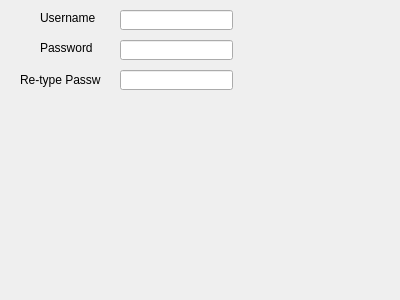
Old version of the form registerwindow.ui in the repository joshuamakar/assignment_ahmed_joshua-.
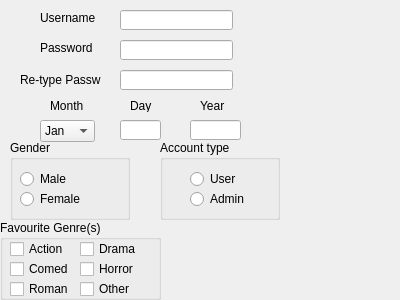
New version of the form.

Commit message: second commit(Design part)

What changed in the file:
```diff
--- a/registerwindow.ui
+++ b/registerwindow.ui
@@ -88,6 +88,304 @@
     <string>Re-type Password</string>
    </property>
   </widget>
+  <widget class="QComboBox" name="comboBox_month">
+   <property name="geometry">
+    <rect>
+     <x>40</x>
+     <y>120</y>
+     <width>55</width>
+     <height>22</height>
+    </rect>
+   </property>
+   <item>
+    <property name="text">
+     <string>Jan</string>
+    </property>
+   </item>
+   <item>
+    <property name="text">
+     <string>Feb</string>
+    </property>
+   </item>
+   <item>
+    <property name="text">
+     <string>Mar</string>
+    </property>
+   </item>
+   <item>
+    <property name="text">
+     <string>Apr</string>
+    </property>
+   </item>
+   <item>
+    <property name="text">
+     <string>May</string>
+    </property>
+   </item>
+   <item>
+    <property name="text">
+     <string>Jun</string>
+    </property>
+   </item>
+   <item>
+    <property name="text">
+     <string>Jul</string>
+    </property>
+   </item>
+   <item>
+    <property name="text">
+     <string>Aug</string>
+    </property>
+   </item>
+   <item>
+    <property name="text">
+     <string>Sep</string>
+    </property>
+   </item>
+   <item>
+    <property name="text">
+     <string>Oct</string>
+    </property>
+   </item>
+   <item>
+    <property name="text">
+     <string>Nov</string>
+    </property>
+   </item>
+   <item>
+    <property name="text">
+     <string>Dec</string>
+    </property>
+   </item>
+  </widget>
+  <widget class="QLabel" name="label_month">
+   <property name="geometry">
+    <rect>
+     <x>50</x>
+     <y>100</y>
+     <width>37</width>
+     <height>12</height>
+    </rect>
+   </property>
+   <property name="text">
+    <string>Month</string>
+   </property>
+  </widget>
+  <widget class="QLabel" name="label_day">
+   <property name="geometry">
+    <rect>
+     <x>130</x>
+     <y>100</y>
+     <width>37</width>
+     <height>12</height>
+    </rect>
+   </property>
+   <property name="text">
+    <string>Day</string>
+   </property>
+  </widget>
+  <widget class="QLabel" name="label_year">
+   <property name="geometry">
+    <rect>
+     <x>200</x>
+     <y>100</y>
+     <width>37</width>
+     <height>12</height>
+    </rect>
+   </property>
+   <property name="text">
+    <string>Year</string>
+   </property>
+  </widget>
+  <widget class="QLineEdit" name="lineEdit">
+   <property name="geometry">
+    <rect>
+     <x>190</x>
+     <y>120</y>
+     <width>51</width>
+     <height>20</height>
+    </rect>
+   </property>
+  </widget>
+  <widget class="QLineEdit" name="lineEdit_2">
+   <property name="geometry">
+    <rect>
+     <x>120</x>
+     <y>120</y>
+     <width>41</width>
+     <height>20</height>
+    </rect>
+   </property>
+  </widget>
+  <widget class="QGroupBox" name="groupBox_gender">
+   <property name="geometry">
+    <rect>
+     <x>10</x>
+     <y>140</y>
+     <width>120</width>
+     <height>80</height>
+    </rect>
+   </property>
+   <property name="title">
+    <string>Gender</string>
+   </property>
+   <widget class="QRadioButton" name="radioButton_male">
+    <property name="geometry">
+     <rect>
+      <x>10</x>
+      <y>30</y>
+      <width>69</width>
+      <height>18</height>
+     </rect>
+    </property>
+    <property name="text">
+     <string>Male</string>
+    </property>
+   </widget>
+   <widget class="QRadioButton" name="radioButton_female">
+    <property name="geometry">
+     <rect>
+      <x>10</x>
+      <y>50</y>
+      <width>69</width>
+      <height>18</height>
+     </rect>
+    </property>
+    <property name="text">
+     <string>Female</string>
+    </property>
+   </widget>
+  </widget>
+  <widget class="QGroupBox" name="groupBox_account_type">
+   <property name="geometry">
+    <rect>
+     <x>160</x>
+     <y>140</y>
+     <width>120</width>
+     <height>80</height>
+    </rect>
+   </property>
+   <property name="title">
+    <string>Account type</string>
+   </property>
+   <widget class="QRadioButton" name="radioButton_user">
+    <property name="geometry">
+     <rect>
+      <x>30</x>
+      <y>30</y>
+      <width>69</width>
+      <height>18</height>
+     </rect>
+    </property>
+    <property name="text">
+     <string>User</string>
+    </property>
+   </widget>
+   <widget class="QRadioButton" name="radioButton_admin">
+    <property name="geometry">
+     <rect>
+      <x>30</x>
+      <y>50</y>
+      <width>69</width>
+      <height>18</height>
+     </rect>
+    </property>
+    <property name="text">
+     <string>Admin</string>
+    </property>
+   </widget>
+  </widget>
+  <widget class="QGroupBox" name="groupBox_favourite">
+   <property name="geometry">
+    <rect>
+     <x>0</x>
+     <y>220</y>
+     <width>161</width>
+     <height>80</height>
+    </rect>
+   </property>
+   <property name="title">
+    <string>Favourite Genre(s)</string>
+   </property>
+   <widget class="QCheckBox" name="checkBox_action">
+    <property name="geometry">
+     <rect>
+      <x>10</x>
+      <y>20</y>
+      <width>58</width>
+      <height>18</height>
+     </rect>
+    </property>
+    <property name="text">
+     <string>Action</string>
+    </property>
+   </widget>
+   <widget class="QCheckBox" name="checkBox_drama">
+    <property name="geometry">
+     <rect>
+      <x>80</x>
+      <y>20</y>
+      <width>58</width>
+      <height>18</height>
+     </rect>
+    </property>
+    <property name="text">
+     <string>Drama</string>
+    </property>
+   </widget>
+   <widget class="QCheckBox" name="checkBox_comedy">
+    <property name="geometry">
+     <rect>
+      <x>10</x>
+      <y>40</y>
+      <width>58</width>
+      <height>18</height>
+     </rect>
+    </property>
+    <property name="text">
+     <string>Comedy</string>
+    </property>
+   </widget>
+   <widget class="QCheckBox" name="checkBox_horror">
+    <property name="geometry">
+     <rect>
+      <x>80</x>
+      <y>40</y>
+      <width>58</width>
+      <height>18</height>
+     </rect>
+    </property>
+    <property name="text">
+     <string>Horror</string>
+    </property>
+   </widget>
+   <widget class="QCheckBox" name="checkBox_romance">
+    <property name="geometry">
+     <rect>
+      <x>10</x>
+      <y>60</y>
+      <width>58</width>
+      <height>18</height>
+     </rect>
+    </property>
+    <property name="text">
+     <string>Romance</string>
+    </property>
+   </widget>
+   <widget class="QCheckBox" name="checkBox_other">
+    <property name="geometry">
+     <rect>
+      <x>80</x>
+      <y>60</y>
+      <width>58</width>
+      <height>18</height>
+     </rect>
+    </property>
+    <property name="text">
+     <string>Other</string>
+    </property>
+   </widget>
+  </widget>
  </widget>
  <resources/>
  <connections/>
```
